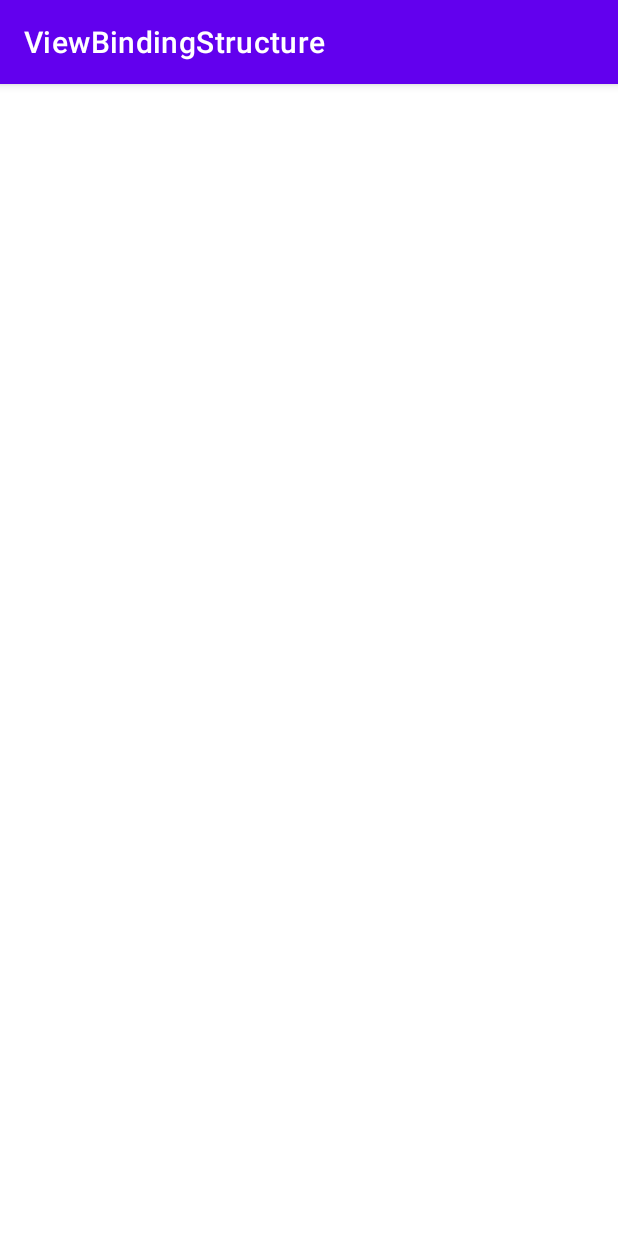
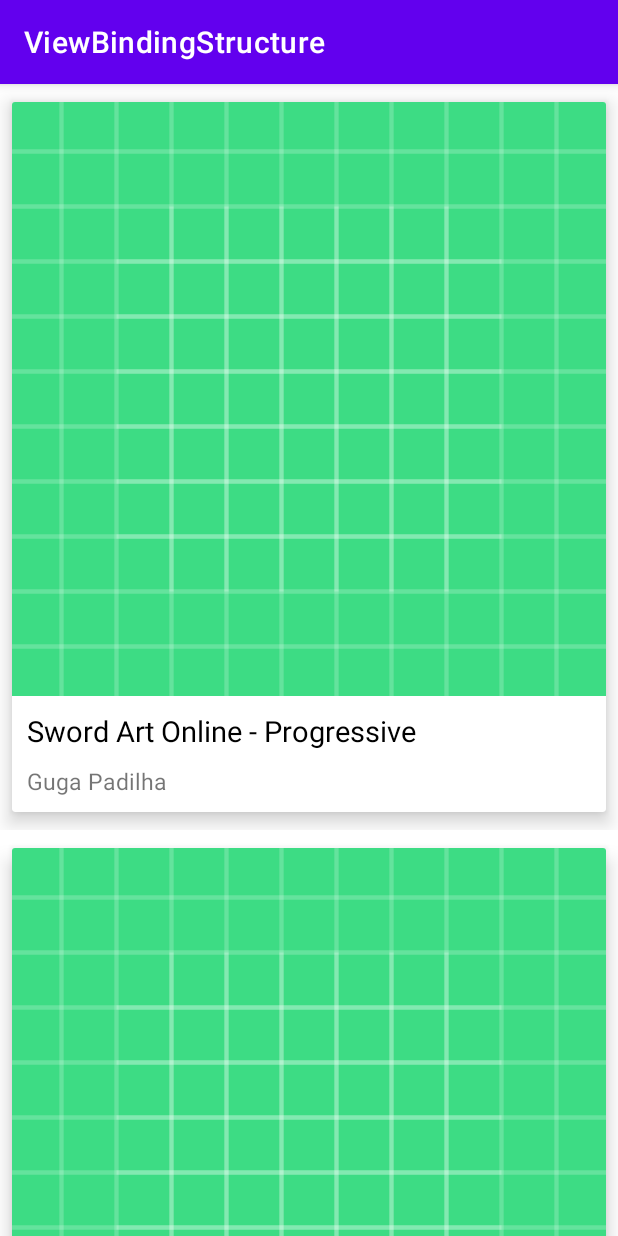
Before and after one commit to gugapadilha/viewbinding-structure, an Android app: the screen it shows after launch (MainActivity before the commit, RecyclerViewViewExampleActivity after it), on a phone screen of 412 x 824 dp. Run offline under Robolectric (Android 15) with nearby library versions, the phone set to English and light mode, and no system bars; pictures from the network do not load.

Commit message:
updatingDataSource

```diff
--- a/app/build.gradle
+++ b/app/build.gradle
@@ -1,6 +1,7 @@
 plugins {
     id 'com.android.application'
     id 'kotlin-android'
+    id 'kotlin-android-extensions'
 }
 
 android {
@@ -41,7 +42,19 @@ dependencies {
     implementation 'androidx.appcompat:appcompat:1.4.1'
     implementation 'com.google.android.material:material:1.5.0'
     implementation 'androidx.constraintlayout:constraintlayout:2.1.3'
+
     testImplementation 'junit:junit:4.+'
     androidTestImplementation 'androidx.test.ext:junit:1.1.3'
     androidTestImplementation 'androidx.test.espresso:espresso-core:3.4.0'
+
+    // Card View
+    implementation "androidx.cardview:cardview:1.0.0"
+
+    // Recyclerview
+    implementation "androidx.recyclerview:recyclerview:1.2.0"
+
+    //glide
+    def glide_version = "4.12.0"
+    implementation "com.github.bumptech.glide:glide:$glide_version"
+    annotationProcessor "com.github.bumptech.glide:compiler:$glide_version"
 }
--- a/app/src/main/AndroidManifest.xml
+++ b/app/src/main/AndroidManifest.xml
@@ -10,7 +10,7 @@
         android:supportsRtl="true"
         android:theme="@style/Theme.ViewBindingStructure">
         <activity
-            android:name=".MainActivity"
+            android:name=".RecyclerViewViewExampleActivity"
             android:exported="true">
             <intent-filter>
                 <action android:name="android.intent.action.MAIN" />
@@ -18,6 +18,10 @@
                 <category android:name="android.intent.category.LAUNCHER" />
             </intent-filter>
         </activity>
+        <activity
+            android:name=".MainActivity"
+            android:exported="true">
+        </activity>
     </application>
 
 </manifest>
--- /dev/null
+++ b/app/src/main/java/com/example/viewbindingstructure/DataSource.kt
@@ -0,0 +1,65 @@
+package com.example.viewbindingstructure
+
+import com.example.viewbindingstructure.models.Live
+
+class DataSource {
+
+    companion object{
+
+        fun createDataSet() : ArrayList<Live>{
+
+            val list = ArrayList<Live>()
+            list.add(
+                Live(
+                    "Sword Art Online - Progressive",
+                    "Guga Padilha",
+                    "https://sucodemanga.com.br/wp-content/uploads/2021/11/sao-progressive-capa.webp",
+                    "https://www.youtube.com/watch?v=59knIuqQ1rU&ab_channel=Matt"
+                )
+            )
+            list.add(
+                Live(
+                    "Sword Art Online - Progressive",
+                    "Guga Padilha",
+                    "https://sucodemanga.com.br/wp-content/uploads/2021/11/sao-progressive-capa.webp",
+                    "https://www.youtube.com/watch?v=59knIuqQ1rU&ab_channel=Matt"
+                )
+            )
+            list.add(
+                Live(
+                    "Sword Art Online - Progressive",
+                    "Guga Padilha",
+                    "https://sucodemanga.com.br/wp-content/uploads/2021/11/sao-progressive-capa.webp",
+                    "https://www.youtube.com/watch?v=59knIuqQ1rU&ab_channel=Matt"
+                )
+            )
+            list.add(
+                Live(
+                    "Sword Art Online - Progressive",
+                    "Guga Padilha",
+                    "https://sucodemanga.com.br/wp-content/uploads/2021/11/sao-progressive-capa.webp",
+                    "https://www.youtube.com/watch?v=59knIuqQ1rU&ab_channel=Matt"
+                )
+            )
+            list.add(
+                Live(
+                    "Sword Art Online - Progressive",
+                    "Guga Padilha",
+                    "https://sucodemanga.com.br/wp-content/uploads/2021/11/sao-progressive-capa.webp",
+                    "https://www.youtube.com/watch?v=59knIuqQ1rU&ab_channel=Matt"
+                )
+            )
+            list.add(
+                Live(
+                    "Sword Art Online - Progressive",
+                    "Guga Padilha",
+                    "https://sucodemanga.com.br/wp-content/uploads/2021/11/sao-progressive-capa.webp",
+                    "https://www.youtube.com/watch?v=59knIuqQ1rU&ab_channel=Matt"
+                )
+            )
+
+            return list
+        }
+    }
+
+}
--- /dev/null
+++ b/app/src/main/java/com/example/viewbindingstructure/LiveAdapter.kt
@@ -0,0 +1,70 @@
+package com.example.viewbindingstructure
+
+import android.view.LayoutInflater
+import android.view.View
+import android.view.ViewGroup
+import androidx.recyclerview.widget.RecyclerView
+import com.bumptech.glide.Glide
+import com.bumptech.glide.request.RequestOptions
+import com.example.viewbindingstructure.models.Live
+import kotlinx.android.synthetic.main.res_item_live.view.*
+
+class LiveAdapter(private val onItemClicked : (Live) -> Unit) : RecyclerView.Adapter<RecyclerView.ViewHolder>() {
+
+    private var items : List<Live> = ArrayList()
+    override fun onCreateViewHolder(parent: ViewGroup, viewType: Int): RecyclerView.ViewHolder {
+
+        return LiveViewHolder( //definimos o layout do nosso viewHolder
+            LayoutInflater.from(parent.context).inflate(R.layout.res_item_live, parent, false)
+        )
+    }
+
+    override fun onBindViewHolder(holder: RecyclerView.ViewHolder, position: Int) {
+
+        when(holder){
+
+            is LiveViewHolder -> {
+                holder.bind(items[position], onItemClicked)
+            }
+        }
+    }
+
+    override fun getItemCount(): Int {
+        return items.size
+    }
+
+    fun setDataSet(lives : List<Live>){
+        this.items = lives
+    }
+
+    class LiveViewHolder constructor(
+        itemView : View //preciso passar essa implementaçao do ViewHolder nessa classe tbm.
+    ) : RecyclerView.ViewHolder(itemView){
+
+        private val liveTitle = itemView.title
+        private val liveAuthor = itemView.author
+        private val liveThumbnail = itemView.thumbnail
+
+        //a funcao bind pega as informacoes da model que vou passar pra ele e coloca no layout do item do RecyclerView
+        fun bind(live : Live, onItemClicked: (Live) -> Unit) {
+
+            liveTitle.text = live.title
+            liveAuthor.text = live.author
+
+            val requestOptions = RequestOptions()
+                .placeholder(R.drawable.ic_launcher_background)
+                .error(R.drawable.ic_launcher_background)
+
+            Glide.with(itemView.context)
+                .applyDefaultRequestOptions(requestOptions)
+                .load(live.thumbanilUrl)
+                .into(liveThumbnail)
+
+            itemView.setOnClickListener {
+                onItemClicked(live)
+            }
+
+        }
+
+    }
+}
--- a/app/src/main/java/com/example/viewbindingstructure/MainActivity.kt
+++ b/app/src/main/java/com/example/viewbindingstructure/MainActivity.kt
@@ -6,7 +6,7 @@ import com.example.viewbindingstructure.databinding.ActivityMainBinding
 
 class MainActivity : AppCompatActivity() {
 
-    private lateinit var binding: ActivityMainBinding
+    private lateinit var binding: ActivityMainBinding //referência direta pro xml
     private var contador: Int = 0
 
     override fun onCreate(savedInstanceState: Bundle?) {
@@ -20,7 +20,7 @@ class MainActivity : AppCompatActivity() {
 
         this.binding.btnContador.setOnClickListener {
             contador++
-            this.binding.tvContador.text = "Contador $contador"
+            this.binding.tvContador.text = "Contador: $contador"
         }
 
     }
--- /dev/null
+++ b/app/src/main/java/com/example/viewbindingstructure/RecyclerViewViewExampleActivity.kt
@@ -0,0 +1,54 @@
+package com.example.viewbindingstructure
+
+import android.content.Intent
+import android.net.Uri
+import androidx.appcompat.app.AppCompatActivity
+import android.os.Bundle
+import androidx.recyclerview.widget.LinearLayoutManager
+import com.example.viewbindingstructure.databinding.ActivityRecyclerViewViewExampleBinding
+import kotlinx.android.synthetic.main.activity_recycler_view_view_example.*
+
+class RecyclerViewViewExampleActivity : AppCompatActivity() {
+
+    private lateinit var liveAdapter : LiveAdapter
+
+    private lateinit var binding : ActivityRecyclerViewViewExampleBinding
+    override fun onCreate(savedInstanceState: Bundle?) {
+        super.onCreate(savedInstanceState)
+        this.binding = ActivityRecyclerViewViewExampleBinding.inflate(layoutInflater)
+        setContentView(this.binding.root)
+    }
+
+    override fun onStart() {
+        super.onStart()
+
+        initRecyclerView()
+        addDataSource()
+
+    }
+
+    private fun initRecyclerView() {
+
+        this.liveAdapter = LiveAdapter { live ->
+            openLink(live.link)
+
+        }
+
+        recyclerview.apply {
+            layoutManager = LinearLayoutManager(this@RecyclerViewViewExampleActivity)
+            adapter = liveAdapter
+        }
+
+    }
+
+    private fun openLink(url: String) {
+
+        val intent = Intent(Intent.ACTION_VIEW, Uri.parse(url))
+        startActivity(intent)
+    }
+
+    private fun addDataSource() {
+        val dataSource = DataSource.createDataSet()
+        liveAdapter.setDataSet(dataSource)
+    }
+}
--- /dev/null
+++ b/app/src/main/java/com/example/viewbindingstructure/models/Live.kt
@@ -0,0 +1,9 @@
+package com.example.viewbindingstructure.models
+
+data class Live(
+    var title: String,
+    var author: String,
+    var thumbanilUrl: String,
+    var link: String
+) {
+}
--- /dev/null
+++ b/app/src/main/res/layout/activity_recycler_view_view_example.xml
@@ -0,0 +1,14 @@
+<?xml version="1.0" encoding="utf-8"?>
+<androidx.constraintlayout.widget.ConstraintLayout
+    xmlns:android="http://schemas.android.com/apk/res/android"
+    xmlns:app="http://schemas.android.com/apk/res-auto"
+    xmlns:tools="http://schemas.android.com/tools"
+    android:layout_width="match_parent"
+    android:layout_height="match_parent"
+    tools:context=".RecyclerViewViewExampleActivity">
+
+    <androidx.recyclerview.widget.RecyclerView
+        android:id="@+id/recyclerview"
+        android:layout_width="match_parent"
+        android:layout_height="match_parent" />
+</androidx.constraintlayout.widget.ConstraintLayout>
--- /dev/null
+++ b/app/src/main/res/layout/res_item_live.xml
@@ -0,0 +1,70 @@
+<?xml version="1.0" encoding="utf-8"?>
+<androidx.constraintlayout.widget.ConstraintLayout
+    xmlns:android="http://schemas.android.com/apk/res/android"
+    xmlns:app="http://schemas.android.com/apk/res-auto"
+    android:layout_width="match_parent"
+    android:layout_height="wrap_content">
+
+    <androidx.cardview.widget.CardView
+        app:cardUseCompatPadding="true"
+        android:layout_width="match_parent"
+        android:layout_height="wrap_content"
+        app:cardCornerRadius="2dp"
+        app:cardElevation="8dp"
+        app:cardPreventCornerOverlap="false"
+        app:layout_constraintBottom_toBottomOf="parent"
+        app:layout_constraintEnd_toEndOf="parent"
+        app:layout_constraintStart_toStartOf="parent"
+        app:layout_constraintTop_toTopOf="parent">
+
+        <androidx.constraintlayout.widget.ConstraintLayout
+            android:layout_width="match_parent"
+            android:layout_height="wrap_content">
+
+            <ImageView
+                android:id="@+id/thumbnail"
+                android:layout_width="match_parent"
+                android:layout_height="0dp"
+                android:layout_margin="0dp"
+                android:adjustViewBounds="true"
+                android:padding="0dp"
+                android:scaleType="fitXY"
+                app:layout_constraintLeft_toLeftOf="parent"
+                app:layout_constraintRight_toRightOf="parent"
+                app:layout_constraintTop_toTopOf="parent" />
+
+
+            <LinearLayout
+                android:id="@+id/container1"
+                android:layout_width="match_parent"
+                android:layout_height="wrap_content"
+                android:orientation="vertical"
+                android:padding="10dp"
+                app:layout_constraintBottom_toBottomOf="parent"
+                app:layout_constraintLeft_toLeftOf="parent"
+                app:layout_constraintRight_toRightOf="parent"
+                app:layout_constraintTop_toBottomOf="@id/thumbnail">
+
+                <TextView
+                    android:id="@+id/title"
+                    android:layout_width="match_parent"
+                    android:layout_height="wrap_content"
+                    android:text="Título da Live"
+                    android:textColor="#000"
+                    android:textSize="19sp" />
+
+                <TextView
+                    android:id="@+id/author"
+                    android:layout_width="match_parent"
+                    android:layout_height="wrap_content"
+                    android:layout_marginTop="10dp"
+                    android:text="Autor da Live"
+                    android:textSize="15sp" />
+
+            </LinearLayout>
+
+        </androidx.constraintlayout.widget.ConstraintLayout>
+
+    </androidx.cardview.widget.CardView>
+
+</androidx.constraintlayout.widget.ConstraintLayout>
```
